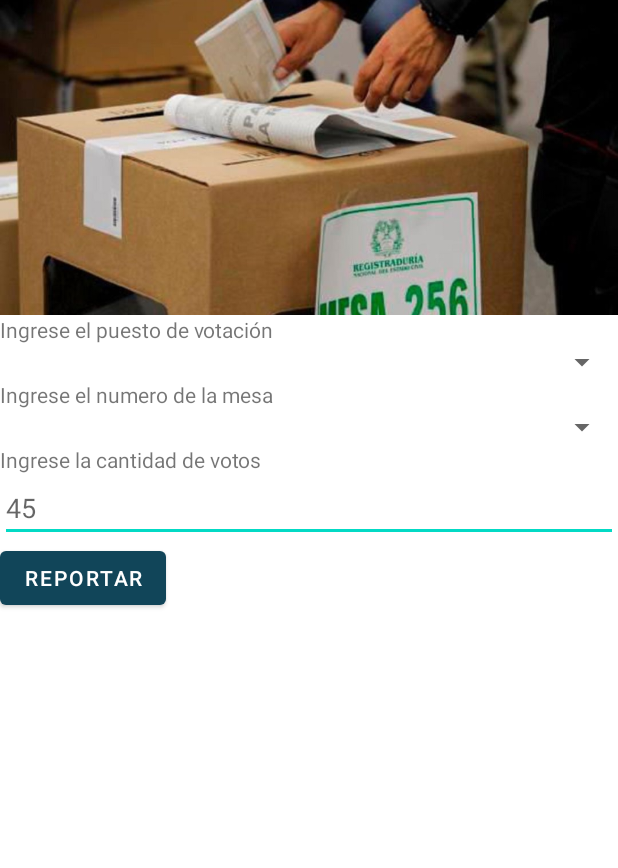
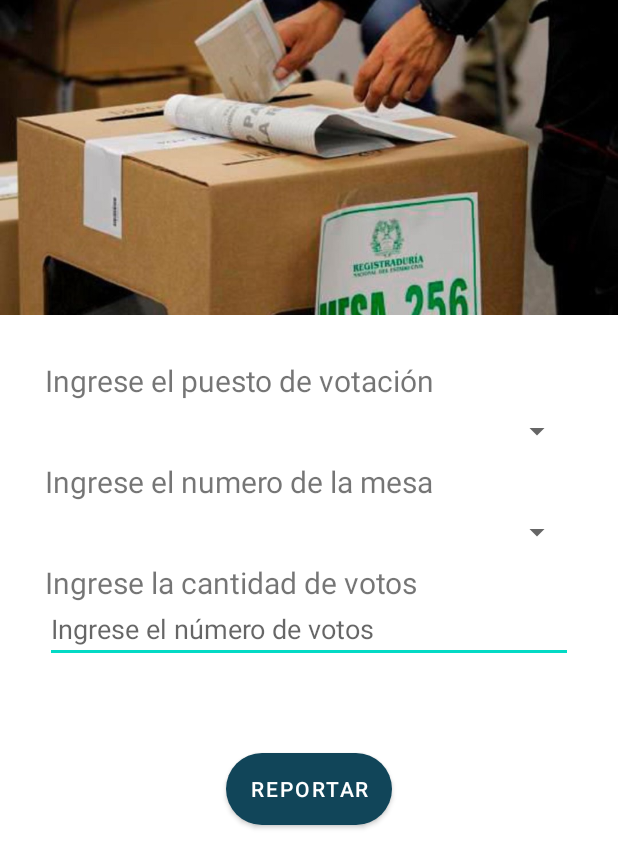
Before and after one commit to SotalvaroO/registraduriaappmobile, an Android app: the fragment RegisterFragment shown on its own in the app's theme, after a tap on "REPORTAR", on a phone screen of 412 x 824 dp. Shown: the top 868 px of the screen. Run offline under Robolectric (Android 15) with nearby library versions, the phone set to English and light mode, and no system bars.

Commit message:
App finished

```diff
--- a/app/src/main/java/soft/synergy/registraduriaapp/fragments/RegisterFragment.java
+++ b/app/src/main/java/soft/synergy/registraduriaapp/fragments/RegisterFragment.java
@@ -19,10 +19,13 @@ import android.widget.Button;
 import android.widget.EditText;
 import android.widget.Spinner;
 import android.widget.TextView;
+import android.widget.Toast;
 
 import java.util.ArrayList;
+import java.util.Arrays;
 import java.util.List;
 
+import okhttp3.ResponseBody;
 import retrofit2.Call;
 import retrofit2.Callback;
 import retrofit2.Response;
@@ -114,19 +117,21 @@ public class RegisterFragment extends Fragment {
 
     private void submit() {
         if (stationCodeSelected != null && !stationCodeSelected.equals("0")) {
-            if (standCodeSelected != null && !standCodeSelected.equals("0")) {
+            if (standCodeSelected != null && !standCodeSelected.equals("Seleccione la mesa")) {
+                if (totalPollsET.getText().toString() != null && !totalPollsET.getText().toString().equals("")) {
+                    totalPolls = Long.valueOf(totalPollsET.getText().toString());
+                    if (totalPolls > 0) {
                         loadingDialog.startLoadingAnimation();
-                totalPolls = Long.valueOf(totalPollsET.getText().toString());
                         RegisterRequestModel log = new RegisterRequestModel();
                         log.setPollingStationCode(stationCodeSelected);
                         log.setStandCode(standCodeSelected);
                         log.setTotalPolls(totalPolls);
 
 
-                Call<RegisterResponseModel> callSubmit = ReportServiceAdapter.getReportService().createLog(log);
-                callSubmit.enqueue(new Callback<RegisterResponseModel>() {
+                        Call<ResponseBody> callSubmit = ReportServiceAdapter.getReportService().createLog(log);
+                        callSubmit.enqueue(new Callback<ResponseBody>() {
                             @Override
-                    public void onResponse(Call<RegisterResponseModel> call, Response<RegisterResponseModel> response) {
+                            public void onResponse(Call<ResponseBody> call, Response<ResponseBody> response) {
                                 if (response.isSuccessful()) {
 
                                     stationsSpinner.setSelection(0);
@@ -146,13 +151,22 @@ public class RegisterFragment extends Fragment {
                             }
 
                             @Override
-                    public void onFailure(Call<RegisterResponseModel> call, Throwable t) {
+                            public void onFailure(Call<ResponseBody> call, Throwable t) {
                                 loadingDialog.dismissDialog();
-
                             }
                         });
 
+                    }else {
+                        Toast.makeText(getContext(), "La cantidad de votos debe ser mayor a 0", Toast.LENGTH_SHORT).show();
                     }
+                } else {
+                    Toast.makeText(getContext(), "No puede dejar los votos vacios", Toast.LENGTH_SHORT).show();
+                }
+            } else {
+                Toast.makeText(getContext(), "Seleccione una mesa de votación correcta", Toast.LENGTH_SHORT).show();
+            }
+        } else {
+            Toast.makeText(getContext(), "Seleccione un lugar de votación correcto", Toast.LENGTH_SHORT).show();
         }
     }
 
@@ -234,8 +248,11 @@ public class RegisterFragment extends Fragment {
                             return view;
                         }
                     };
+                    ArrayAdapter<StandModel> firstAdapter = new ArrayAdapter<StandModel>(getContext(), android.R.layout.simple_spinner_item, Arrays.asList(new StandModel("Seleccione uno")));
                     spinStationAdapter.setDropDownViewResource(android.R.layout.simple_spinner_dropdown_item);
+                    firstAdapter.setDropDownViewResource(android.R.layout.simple_spinner_dropdown_item);
                     stationsSpinner.setAdapter(spinStationAdapter);
+                    standsSpinner.setAdapter(firstAdapter);
                 }
             }
 
--- a/app/src/main/java/soft/synergy/registraduriaapp/services/IReportService.java
+++ b/app/src/main/java/soft/synergy/registraduriaapp/services/IReportService.java
@@ -16,7 +16,7 @@ import soft.synergy.registraduriaapp.models.StandModel;
 public interface IReportService {
 
     @POST("logs")
-    Call<RegisterResponseModel> createLog(@Body RegisterRequestModel request);
+    Call<ResponseBody> createLog(@Body RegisterRequestModel request);
 
     @GET("sites/station")
     Call<List<PollingStationModel>> getPollingStations();
--- a/app/src/main/res/layout-sw600dp/fragment_register.xml
+++ /dev/null
@@ -1,67 +0,0 @@
-<?xml version="1.0" encoding="utf-8"?>
-<FrameLayout xmlns:android="http://schemas.android.com/apk/res/android"
-    xmlns:tools="http://schemas.android.com/tools"
-    android:layout_width="match_parent"
-    android:layout_height="match_parent"
-    tools:context=".fragments.RegisterFragment">
-
-    <LinearLayout
-        android:layout_width="match_parent"
-        android:layout_height="match_parent"
-        android:orientation="vertical">
-
-        <ImageView
-            android:layout_width="match_parent"
-            android:layout_height="210dp"
-            android:scaleType="centerCrop"
-            android:src="@drawable/mesas" />
-
-        <LinearLayout
-            android:layout_width="match_parent"
-            android:layout_height="wrap_content"
-            android:orientation="vertical">
-
-            <TextView
-                android:layout_width="match_parent"
-                android:layout_height="wrap_content"
-                android:text="Ingrese el puesto de votación" />
-
-            <Spinner
-                android:id="@+id/station_input"
-                android:layout_width="match_parent"
-                android:layout_height="wrap_content" />
-
-            <TextView
-                android:layout_width="match_parent"
-                android:layout_height="wrap_content"
-                android:text="Ingrese el numero de la mesa" />
-
-            <Spinner
-                android:id="@+id/stand_input"
-                android:layout_width="match_parent"
-                android:layout_height="wrap_content" />
-
-            <TextView
-                android:layout_width="match_parent"
-                android:layout_height="wrap_content"
-                android:text="Ingrese la cantidad de votos" />
-
-            <EditText
-                android:id="@+id/total_polls"
-                android:layout_width="match_parent"
-                android:layout_height="wrap_content"
-                android:hint="45"
-                android:inputType="number" />
-
-        </LinearLayout>
-
-        <Button
-            android:id="@+id/submit_button"
-            android:layout_width="wrap_content"
-            android:layout_height="wrap_content"
-            android:text="Reportar" />
-
-    </LinearLayout>
-
-
-</FrameLayout>
--- a/app/src/main/res/layout/fragment_register.xml
+++ b/app/src/main/res/layout/fragment_register.xml
@@ -19,47 +19,60 @@
         <LinearLayout
             android:layout_width="match_parent"
             android:layout_height="wrap_content"
+            android:layout_margin="30dp"
             android:orientation="vertical">
 
             <TextView
                 android:layout_width="match_parent"
                 android:layout_height="wrap_content"
-                android:text="Ingrese el puesto de votación" />
+                android:text="Ingrese el puesto de votación"
+                android:textSize="20sp" />
 
             <Spinner
                 android:id="@+id/station_input"
                 android:layout_width="match_parent"
-                android:layout_height="wrap_content" />
+                android:layout_height="40dp" />
 
             <TextView
                 android:layout_width="match_parent"
                 android:layout_height="wrap_content"
-                android:text="Ingrese el numero de la mesa" />
+                android:text="Ingrese el numero de la mesa"
+                android:textSize="20sp" />
 
             <Spinner
                 android:id="@+id/stand_input"
                 android:layout_width="match_parent"
-                android:layout_height="wrap_content" />
+                android:layout_height="40dp" />
 
             <TextView
                 android:layout_width="match_parent"
                 android:layout_height="wrap_content"
-                android:text="Ingrese la cantidad de votos" />
+                android:text="Ingrese la cantidad de votos"
+                android:textSize="20sp" />
 
             <EditText
                 android:id="@+id/total_polls"
                 android:layout_width="match_parent"
-                android:layout_height="wrap_content"
-                android:hint="45"
+                android:layout_height="40dp"
+                android:hint="Ingrese el número de votos"
                 android:inputType="number" />
 
         </LinearLayout>
 
-        <Button
-            android:id="@+id/submit_button"
-            android:layout_width="wrap_content"
+        <LinearLayout
+            android:layout_width="match_parent"
             android:layout_height="wrap_content"
-            android:text="Reportar" />
+            android:gravity="center">
+
+            <Button
+                android:id="@+id/submit_button"
+                android:layout_width="wrap_content"
+                android:layout_height="wrap_content"
+                android:background="@drawable/btn_bg"
+                android:layout_margin="30dp"
+                android:text="Reportar" />
+
+        </LinearLayout>
 
     </LinearLayout>
 
--- a/app/src/main/res/layout/fragment_report.xml
+++ b/app/src/main/res/layout/fragment_report.xml
@@ -48,7 +48,7 @@
 
         </LinearLayout>
 
-        <LinearLayout
+        <!--<LinearLayout
             android:id="@+id/open_report"
             android:layout_width="match_parent"
             android:layout_height="60dp"
@@ -78,7 +78,7 @@
 
 
 
-        </LinearLayout>
+        </LinearLayout>-->
 
     </LinearLayout>
 
--- a/gradle.properties
+++ b/gradle.properties
@@ -19,3 +19,4 @@ android.useAndroidX=true
 # resources declared in the library itself and none from the library's dependencies,
 # thereby reducing the size of the R class for that library
 android.nonTransitiveRClass=true
+android.enableJetifier=true
--- a/settings.gradle
+++ b/settings.gradle
@@ -9,6 +9,7 @@ dependencyResolutionManagement {
     repositoriesMode.set(RepositoriesMode.FAIL_ON_PROJECT_REPOS)
     repositories {
         google()
+        jcenter()
         mavenCentral()
         maven { url 'https://jitpack.io' }
     }
```
Also changed, not shown: app/build.gradle (+8 -0 lines), app/src/main/AndroidManifest.xml (+7 -8 lines), app/src/main/java/soft/synergy/registraduriaapp/activities/PDFViewActivity.java (added, +42 -0 lines), app/src/main/java/soft/synergy/registraduriaapp/fragments/ReportFragment.java (+90 -20 lines), app/src/main/res/layout/activity_main.xml (+0 -13 lines), app/src/main/res/layout/activity_pdfview.xml (added, +14 -0 lines), 4 other files. Lines whose indentation alone changed are shown as unchanged.
